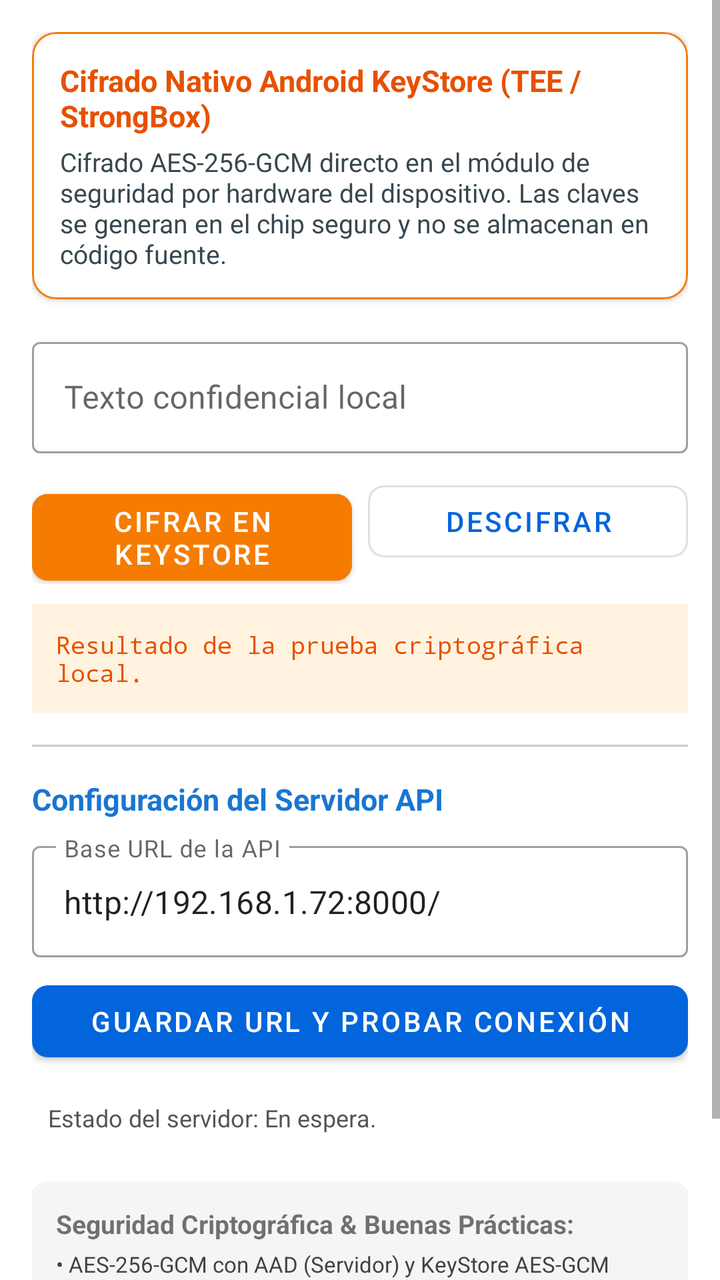
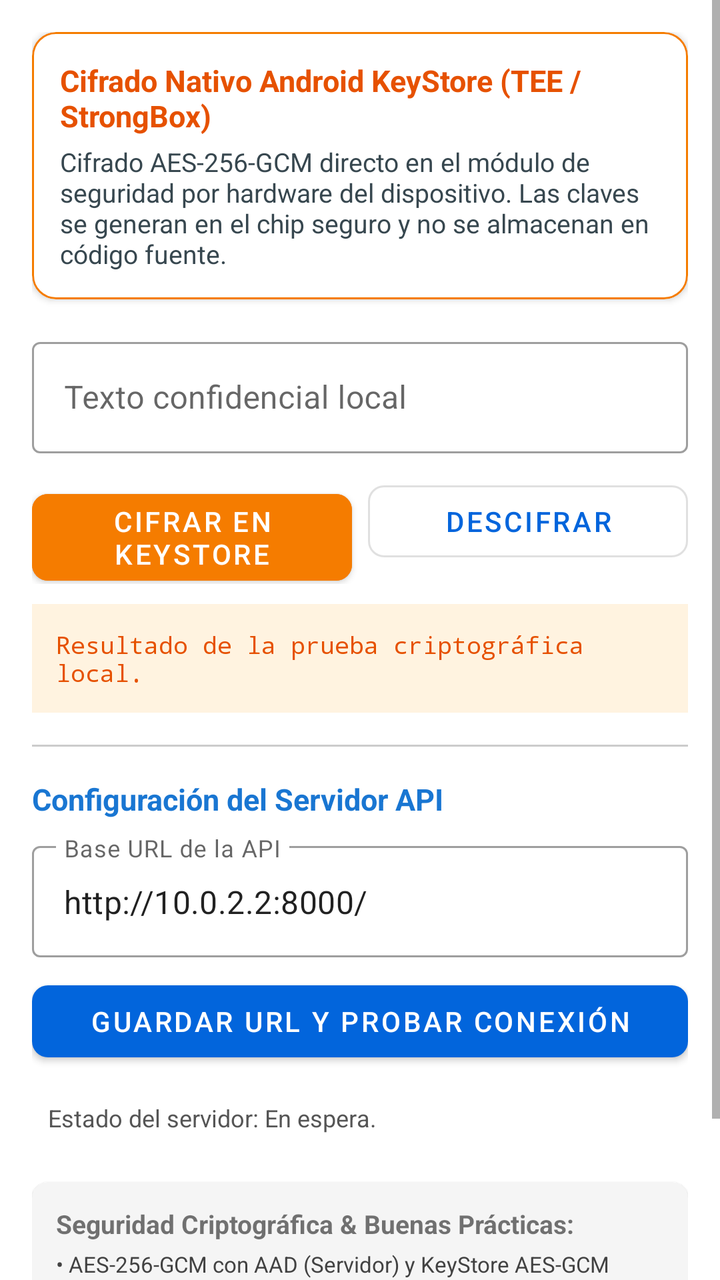

Screens rendered from an Android XML layout before and after an edit, with the pre-edit source and the edit as a unified diff.
<!-- AndroidManifest.xml: application theme Theme.AppClinic -->
<!-- res/layout/fragment_keystore.xml -->
<?xml version="1.0" encoding="utf-8"?>
<ScrollView xmlns:android="http://schemas.android.com/apk/res/android"
    xmlns:app="http://schemas.android.com/apk/res-auto"
    android:layout_width="match_parent"
    android:layout_height="match_parent"
    android:fillViewport="true">

    <LinearLayout
        android:layout_width="match_parent"
        android:layout_height="wrap_content"
        android:orientation="vertical"
        android:padding="16dp">

        
        <com.google.android.material.card.MaterialCardView
            android:layout_width="match_parent"
            android:layout_height="wrap_content"
            android:layout_marginBottom="16dp"
            app:cardCornerRadius="12dp"
            app:cardElevation="2dp"
            app:strokeColor="#F57C00"
            app:strokeWidth="1dp">

            <LinearLayout
                android:layout_width="match_parent"
                android:layout_height="wrap_content"
                android:orientation="vertical"
                android:padding="14dp">

                <TextView
                    android:layout_width="wrap_content"
                    android:layout_height="wrap_content"
                    android:text="Cifrado Nativo Android KeyStore (TEE / StrongBox)"
                    android:textColor="#E65100"
                    android:textSize="15sp"
                    android:textStyle="bold" />

                <TextView
                    android:layout_width="wrap_content"
                    android:layout_height="wrap_content"
                    android:layout_marginTop="4dp"
                    android:text="Cifrado AES-256-GCM directo en el módulo de seguridad por hardware del dispositivo. Las claves se generan en el chip seguro y no se almacenan en código fuente."
                    android:textColor="#37474F"
                    android:textSize="13sp" />
            </LinearLayout>
        </com.google.android.material.card.MaterialCardView>

        
        <com.google.android.material.textfield.TextInputLayout
            style="@style/Widget.MaterialComponents.TextInputLayout.OutlinedBox"
            android:layout_width="match_parent"
            android:layout_height="wrap_content"
            android:hint="Texto confidencial local">

            <com.google.android.material.textfield.TextInputEditText
                android:id="@+id/etTextoLocal"
                android:layout_width="match_parent"
                android:layout_height="wrap_content" />
        </com.google.android.material.textfield.TextInputLayout>

        <LinearLayout
            android:layout_width="match_parent"
            android:layout_height="wrap_content"
            android:layout_marginTop="10dp"
            android:orientation="horizontal">

            <com.google.android.material.button.MaterialButton
                android:id="@+id/btnCifrarLocal"
                android:layout_width="0dp"
                android:layout_height="wrap_content"
                android:layout_weight="1"
                android:backgroundTint="#F57C00"
                android:text="Cifrar en KeyStore"
                app:cornerRadius="8dp" />

            <com.google.android.material.button.MaterialButton
                android:id="@+id/btnDescifrarLocal"
                style="@style/Widget.MaterialComponents.Button.OutlinedButton"
                android:layout_width="0dp"
                android:layout_height="wrap_content"
                android:layout_marginStart="8dp"
                android:layout_weight="1"
                android:text="Descifrar"
                app:cornerRadius="8dp" />
        </LinearLayout>

        <TextView
            android:id="@+id/tvResultadoLocal"
            android:layout_width="match_parent"
            android:layout_height="wrap_content"
            android:layout_marginTop="10dp"
            android:background="#FFF3E0"
            android:fontFamily="monospace"
            android:padding="12dp"
            android:text="Resultado de la prueba criptográfica local."
            android:textColor="#E65100"
            android:textSize="12sp" />

        <View
            android:layout_width="match_parent"
            android:layout_height="1dp"
            android:layout_marginVertical="16dp"
            android:background="#CCCCCC" />

        
        <TextView
            android:layout_width="wrap_content"
            android:layout_height="wrap_content"
            android:text="Configuración del Servidor API"
            android:textColor="#1976D2"
            android:textSize="15sp"
            android:textStyle="bold" />

        <com.google.android.material.textfield.TextInputLayout
            style="@style/Widget.MaterialComponents.TextInputLayout.OutlinedBox"
            android:layout_width="match_parent"
            android:layout_height="wrap_content"
            android:layout_marginTop="8dp"
            android:hint="Base URL de la API">

            <com.google.android.material.textfield.TextInputEditText
                android:id="@+id/etBaseUrl"
                android:layout_width="match_parent"
                android:layout_height="wrap_content"
                android:text="http://192.168.1.72:8000/" />
        </com.google.android.material.textfield.TextInputLayout>

        <com.google.android.material.button.MaterialButton
            android:id="@+id/btnActualizarUrl"
            android:layout_width="match_parent"
            android:layout_height="wrap_content"
            android:layout_marginTop="8dp"
            android:text="Guardar URL y Probar Conexión"
            app:cornerRadius="8dp" />

        <TextView
            android:id="@+id/tvEstadoConexion"
            android:layout_width="match_parent"
            android:layout_height="wrap_content"
            android:layout_marginTop="8dp"
            android:padding="8dp"
            android:text="Estado del servidor: En espera."
            android:textColor="#555555"
            android:textSize="12sp" />

        
        <com.google.android.material.card.MaterialCardView
            android:layout_width="match_parent"
            android:layout_height="wrap_content"
            android:layout_marginTop="16dp"
            app:cardBackgroundColor="#F5F5F5"
            app:cardCornerRadius="8dp">

            <LinearLayout
                android:layout_width="match_parent"
                android:layout_height="wrap_content"
                android:orientation="vertical"
                android:padding="12dp">

                <TextView
                    android:layout_width="wrap_content"
                    android:layout_height="wrap_content"
                    android:text="Seguridad Criptográfica &amp; Buenas Prácticas:"
                    android:textSize="13sp"
                    android:textStyle="bold" />

                <TextView
                    android:layout_width="wrap_content"
                    android:layout_height="wrap_content"
                    android:layout_marginTop="4dp"
                    android:text="• AES-256-GCM con AAD (Servidor) y KeyStore AES-GCM (Android).\n• Firma Ed25519 con JSON Canónico determinista.\n• Claves resguardadas en .env, PEM PKCS#8 cifrado y Hardware TEE.\n• Flujo de autenticidad e integridad inalterable."
                    android:textColor="#424242"
                    android:textSize="11sp" />
            </LinearLayout>
        </com.google.android.material.card.MaterialCardView>

    </LinearLayout>
</ScrollView>
<!-- resources referenced by this layout -->
<resources>
  <style name="Theme.AppClinic" parent="Theme.MaterialComponents.DayNight.NoActionBar">
          
          <item name="colorPrimary">@color/medical_blue</item>
          <item name="colorPrimaryVariant">@color/medical_blue_dark</item>
          <item name="colorOnPrimary">@color/white</item>
          
          <item name="colorSecondary">@color/teal_200</item>
          <item name="colorSecondaryVariant">@color/teal_700</item>
          <item name="colorOnSecondary">@color/black</item>
          
          <item name="android:statusBarColor">@color/medical_blue_dark</item>
      </style>
  <color name="medical_blue">#0265DC</color>
  <color name="medical_blue_dark">#01479C</color>
  <color name="white">#FFFFFFFF</color>
  <color name="teal_200">#FF03DAC5</color>
  <color name="teal_700">#FF018786</color>
  <color name="black">#FF000000</color>
</resources>

<!-- the commit's change to res/layout/fragment_keystore.xml (unified diff, before → after) -->
@@ -122,7 +122,7 @@
                 android:id="@+id/etBaseUrl"
                 android:layout_width="match_parent"
                 android:layout_height="wrap_content"
-                android:text="http://192.168.1.72:8000/" />
+                android:text="http://10.0.2.2:8000/" />
         </com.google.android.material.textfield.TextInputLayout>
 
         <com.google.android.material.button.MaterialButton
